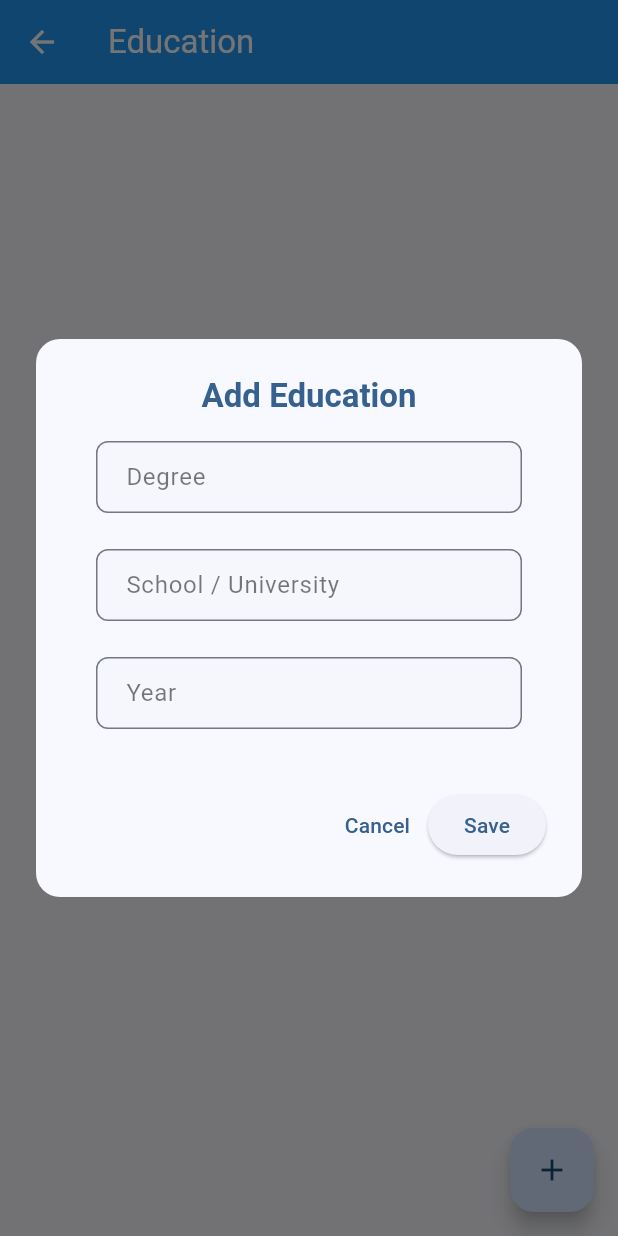
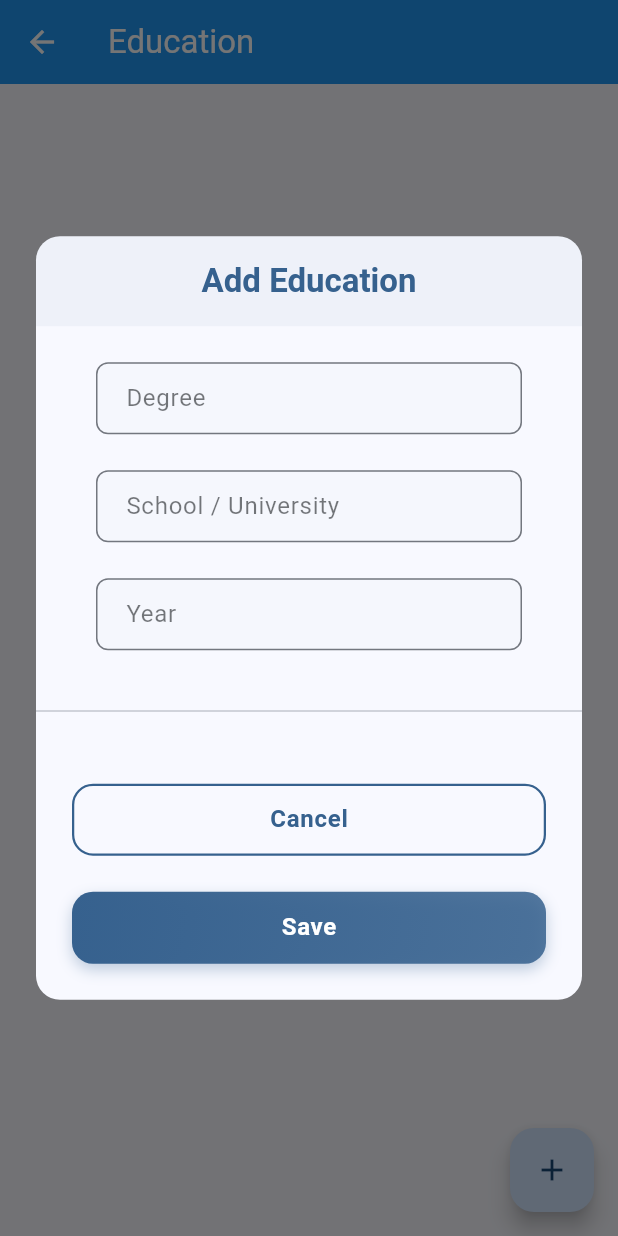
Before and after one commit to Trilok1110/resume_builder, a Flutter app: the EducationScreen screen opened directly, after a tap on the "add" icon, on a phone screen of 412 x 824 dp. Run offline on Flutter 3.47's test engine with Material 3 defaults, Android fonts, the phone set to English and light mode, and no system bars; our stand-ins replace pdf, sqflite; accounts and stored records are empty.

Commit message:
refactor : find the error and fix it project repo  (column name mismath) refactor: primary button as app btn  and implement all buttons fix : resolve renderBox relete error

```diff
--- a/lib/data/models/project.dart
+++ b/lib/data/models/project.dart
@@ -17,7 +17,7 @@ class Project {
     return {
       'id': id,
       'title': title,
-      'techStack': techStack,
+      'tech_stack': techStack,
       'description': description,
       'position': position,
     };
@@ -27,7 +27,7 @@ class Project {
     return Project(
       id: map['id'] as int?,
       title: map['title'] as String,
-      techStack: map['techStack'] as String,
+      techStack: map['tech_stack'] as String,
       description: map['description'] as String,
       position: map['position'] as int? ?? 0,
     );
--- a/lib/presantation/screens/education_screen.dart
+++ b/lib/presantation/screens/education_screen.dart
@@ -6,6 +6,7 @@ import '../../data/models/education.dart';
 import '../providers/resume_provider.dart';
 import '../widgets/custom_alert_box.dart';
 import '../widgets/custom_text_field.dart';
+import '../widgets/app_button.dart';
 
 class EducationScreen extends StatelessWidget {
   const EducationScreen({super.key});
@@ -38,14 +39,18 @@ class EducationScreen extends StatelessWidget {
           ],
         ),
           actions: [
-          TextButton(
+            AppButton(
+              text: "Cancel",
+              type: ButtonType.secondary,
+              isFullWidth: false,
               onPressed: () => Navigator.pop(context),
-            child: const Text('Cancel'),
             ),
-          ElevatedButton(
+            AppButton(
+              text: "Save",
+              type: ButtonType.primary,
+              isFullWidth: false,
               onPressed: () {
-              final provider =
-              Provider.of<ResumeProvider>(context, listen: false);
+                final provider = Provider.of<ResumeProvider>(context, listen: false);
                 final newEdu = Education(
                   id: edu?.id,
                   degree: degreeController.text,
@@ -57,9 +62,9 @@ class EducationScreen extends StatelessWidget {
                     : provider.updateEducation(newEdu);
                 Navigator.pop(context);
               },
-            child: const Text('Save'),
             ),
           ],
+
       ),
     );
 ;
@@ -72,6 +77,11 @@ class EducationScreen extends StatelessWidget {
       appBar: AppBar(title: const Text('Education')),
         body: Consumer<ResumeProvider>(
           builder: (context, provider, child) {
+            final education = provider.educationList;
+
+            if (education.isEmpty) {
+              return const Center(child: Text('No education added yet.'));
+            }
             return ReorderableListView(
               onReorder: (oldIndex, newIndex) =>
                   provider.reorderEducation(oldIndex, newIndex),
@@ -93,6 +103,8 @@ class EducationScreen extends StatelessWidget {
                           icon: const Icon(Icons.delete),
                           onPressed: () => provider.deleteEducation(edu.id!),
                         ),
+                        const Icon(Icons.drag_handle), // drag handle
+
                       ],
                     ),
                   ),
--- a/lib/presantation/screens/personal_info_screen.dart
+++ b/lib/presantation/screens/personal_info_screen.dart
@@ -3,7 +3,7 @@ import 'package:provider/provider.dart';
 import '../../data/models/personal_info.dart';
 import '../providers/resume_provider.dart';
 import '../widgets/custom_text_field.dart';
-import '../widgets/primary_button.dart';
+import '../widgets/app_button.dart';
 
 class PersonalInfoScreen extends StatefulWidget {
   const PersonalInfoScreen({super.key});
@@ -51,7 +51,7 @@ class _PersonalInfoScreenState extends State<PersonalInfoScreen> {
               CustomTextField(label: 'Email', controller: _emailController),
               CustomTextField(label: 'Phone', controller: _phoneController),
               CustomTextField(label: 'Address', controller: _addressController),
-              PrimaryButton(
+              AppButton(
                 text: "Save",
                 onPressed: _save,
               )
--- a/lib/presantation/screens/preview_screen.dart
+++ b/lib/presantation/screens/preview_screen.dart
@@ -9,7 +9,7 @@ import '../providers/resume_provider.dart';
 class PreviewScreen extends StatelessWidget {
   const PreviewScreen({super.key});
 
-  /// ---------- FLUTTER UI HELPERS ---------- ///
+
   Widget _buildSectionTitle(String title) {
     return Padding(
       padding: const EdgeInsets.symmetric(vertical: 12.0),
@@ -37,7 +37,6 @@ class PreviewScreen extends StatelessWidget {
     );
   }
 
-  /// ---------- PDF HELPERS ---------- ///
   pw.Widget _pdfSectionTitle(String title) {
     return pw.Padding(
       padding: const pw.EdgeInsets.symmetric(vertical: 8),
@@ -63,7 +62,6 @@ class PreviewScreen extends StatelessWidget {
     );
   }
 
-  /// ---------- PDF EXPORT ---------- ///
   Future<File> _exportPdf(BuildContext context) async {
     final provider = Provider.of<ResumeProvider>(context, listen: false);
     final pdf = pw.Document();
@@ -182,7 +180,6 @@ class PreviewScreen extends StatelessWidget {
     return file;
   }
 
-  /// ---------- MAIN UI ---------- ///
   @override
   Widget build(BuildContext context) {
     return Scaffold(
--- /dev/null
+++ b/lib/presantation/widgets/app_button.dart
@@ -0,0 +1,99 @@
+import 'package:flutter/material.dart';
+import '../../core/theme.dart';
+
+enum ButtonType { primary, secondary }
+
+class AppButton extends StatelessWidget {
+  final String text;
+  final VoidCallback? onPressed;
+  final bool isLoading;
+  final bool isFullWidth;
+  final ButtonType type;
+
+  const AppButton({
+    super.key,
+    required this.text,
+    this.onPressed,
+    this.isLoading = false,
+    this.isFullWidth = true,
+    this.type = ButtonType.primary,
+  });
+
+  @override
+  Widget build(BuildContext context) {
+    final theme = Theme.of(context);
+    final screenWidth = MediaQuery.of(context).size.width;
+    final isDesktop = screenWidth > 600;
+
+    final double? buttonWidth =
+    isFullWidth ? (isDesktop ? 320.0 : double.infinity) : null;
+
+    return Padding(
+      padding: const EdgeInsets.only(top: AppTheme.spacingMedium),
+      child: SizedBox(
+        width: buttonWidth,
+        height: 48,
+        child: DecoratedBox(
+          decoration: BoxDecoration(
+            gradient: type == ButtonType.primary
+                ? LinearGradient(
+              colors: [
+                theme.colorScheme.primary,
+                theme.colorScheme.primary.withOpacity(0.85),
+              ],
+              begin: Alignment.topLeft,
+              end: Alignment.bottomRight,
+            )
+                : null,
+            borderRadius: BorderRadius.circular(14),
+            border: type == ButtonType.secondary
+                ? Border.all(color: theme.colorScheme.primary, width: 1.5)
+                : null,
+            boxShadow: type == ButtonType.primary
+                ? [
+              BoxShadow(
+                color: theme.colorScheme.primary.withOpacity(0.3),
+                blurRadius: 8,
+                offset: const Offset(0, 4),
+              ),
+            ]
+                : [],
+            color: type == ButtonType.secondary
+                ? theme.colorScheme.surface
+                : null,
+          ),
+          child: Material(
+            color: Colors.transparent,
+            child: InkWell(
+              borderRadius: BorderRadius.circular(14),
+              onTap: isLoading || onPressed == null ? null : onPressed,
+              child: Center(
+                child: isLoading
+                    ? const SizedBox(
+                  height: 22,
+                  width: 22,
+                  child: CircularProgressIndicator(
+                    strokeWidth: 2.2,
+                    valueColor:
+                    AlwaysStoppedAnimation<Color>(Colors.white),
+                  ),
+                )
+                    : Text(
+                  text,
+                  style: theme.textTheme.titleMedium?.copyWith(
+                    fontWeight: FontWeight.bold,
+                    fontSize: 16,
+                    letterSpacing: 0.5,
+                    color: type == ButtonType.primary
+                        ? theme.colorScheme.onPrimary
+                        : theme.colorScheme.primary,
+                  ),
+                ),
+              ),
+            ),
+          ),
+        ),
+      ),
+    );
+  }
+}
--- a/lib/presantation/widgets/custom_alert_box.dart
+++ b/lib/presantation/widgets/custom_alert_box.dart
@@ -16,23 +16,33 @@ class CustomAlertBox extends StatelessWidget {
   @override
   Widget build(BuildContext context) {
     final theme = Theme.of(context);
+    final screenHeight = MediaQuery.of(context).size.height;
+    final screenWidth = MediaQuery.of(context).size.width;
+    final isDesktop = screenWidth > 600;
 
     return Dialog(
-      shape: RoundedRectangleBorder(
-        borderRadius: BorderRadius.circular(16),
-      ),
-      elevation: 6,
+      shape: RoundedRectangleBorder(borderRadius: BorderRadius.circular(16)),
+      elevation: 8,
       insetPadding: const EdgeInsets.symmetric(horizontal: 24, vertical: 24),
       backgroundColor: theme.cardColor,
       child: ConstrainedBox(
-        constraints: const BoxConstraints(maxWidth: 400),
-        child: Padding(
-          padding: const EdgeInsets.all(AppTheme.spacingLarge),
-          child: Column(
-            mainAxisSize: MainAxisSize.min,
-            children: [
-              // Title
-              Text(
+        constraints: BoxConstraints(
+          maxWidth: 400,
+          maxHeight: screenHeight * 0.85,
+        ),
+        child: Column(
+          mainAxisSize: MainAxisSize.min,
+          children: [
+            Container(
+              width: double.infinity,
+              padding: const EdgeInsets.symmetric(
+                  vertical: AppTheme.spacingMedium,
+                  horizontal: AppTheme.spacingLarge),
+              decoration: BoxDecoration(
+                color: theme.colorScheme.primary.withOpacity(0.05),
+                borderRadius: const BorderRadius.vertical(top: Radius.circular(16)),
+              ),
+              child: Text(
                 title,
                 style: theme.textTheme.titleLarge?.copyWith(
                   fontWeight: FontWeight.bold,
@@ -40,21 +50,35 @@ class CustomAlertBox extends StatelessWidget {
                 ),
                 textAlign: TextAlign.center,
               ),
-              const SizedBox(height: AppTheme.spacingMedium),
+            ),
 
-              // Scrollable content
-              Flexible(
-                child: SingleChildScrollView(child: content),
+            Flexible(
+              child: SingleChildScrollView(
+                padding: const EdgeInsets.all(AppTheme.spacingLarge),
+                child: content,
               ),
-              const SizedBox(height: AppTheme.spacingLarge),
+            ),
 
-              // Actions
-              Row(
+            const Divider(height: 1),
+
+            Padding(
+              padding: const EdgeInsets.all(AppTheme.spacingLarge),
+              child: isDesktop
+                  ? Row(
                 mainAxisAlignment: MainAxisAlignment.end,
                 children: actions,
+              )
+                  : Column(
+                crossAxisAlignment: CrossAxisAlignment.stretch,
+                children: actions
+                    .map((btn) => Padding(
+                  padding: const EdgeInsets.only(top: 8),
+                  child: btn,
+                ))
+                    .toList(),
               ),
-            ],
-          ),
+            ),
+          ],
         ),
       ),
     );
```
Also changed, not shown: lib/presantation/screens/experience_screen.dart (+10 -4 lines), lib/presantation/screens/home_screen.dart (+1 -11 lines), lib/presantation/screens/projects_screen.dart (+36 -13 lines), lib/presantation/screens/skills_screen.dart (+11 -6 lines), lib/presantation/widgets/primary_button.dart (deleted, +0 -84 lines). Lines whose indentation alone changed are shown as unchanged.
